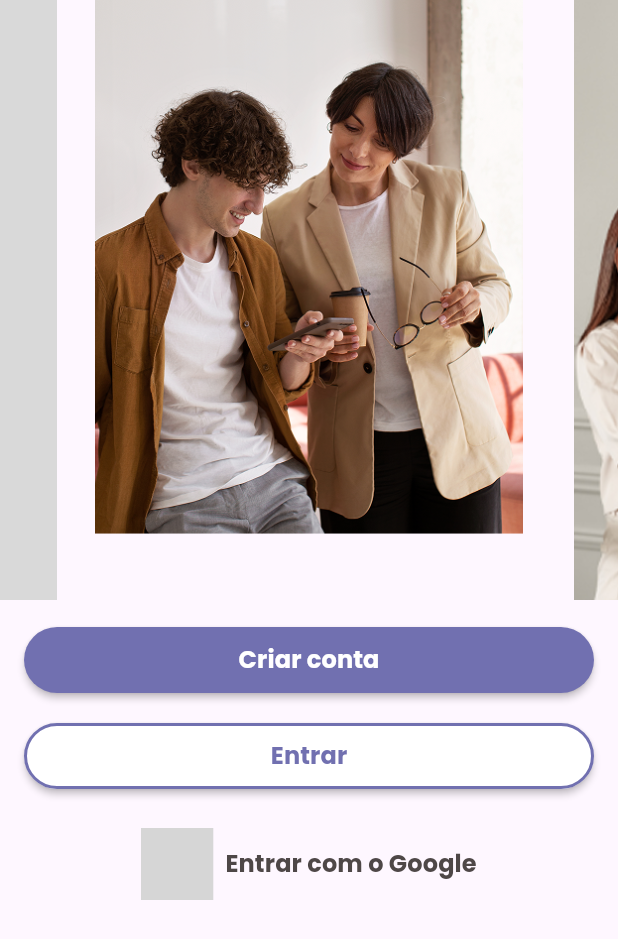
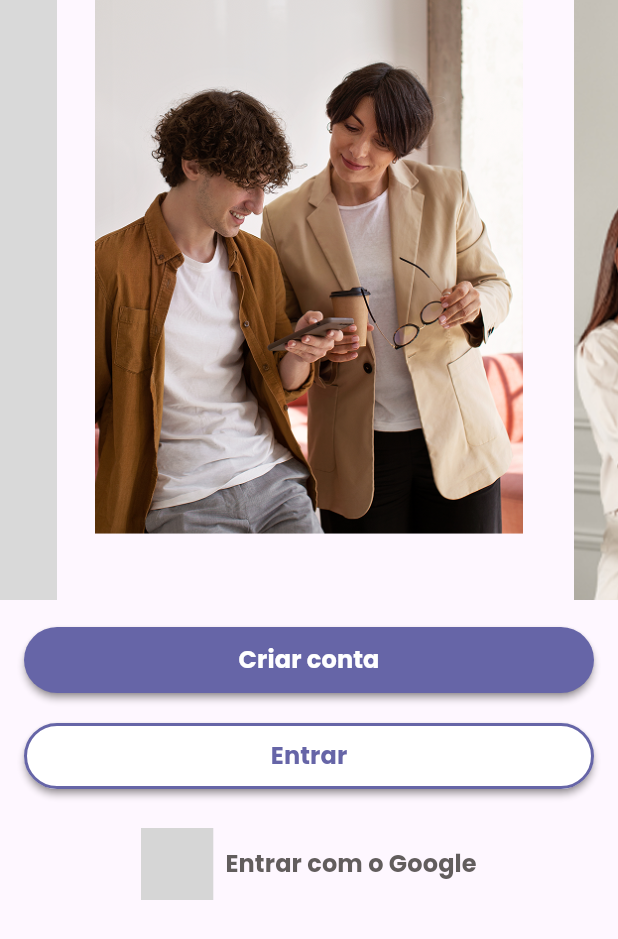
Before and after one commit to LucasPizol/app, a Flutter app: the screen it shows after launch, on a phone screen of 412 x 824 dp. Shown: the top 939 px of the screen. Run offline on Flutter 3.47's test engine with Material 3 defaults, Android fonts, the phone set to English and light mode, and no system bars; drawn by our look-alikes of carousel_slider; our stand-ins replace flutter_dotenv, flutter_svg, go_router, google_fonts; grey boxes are pictures that could not be loaded.

Commit message:
HND-32 Criação das cores padrão

```diff
--- a/lib/ui/core/shared/base_button.dart
+++ b/lib/ui/core/shared/base_button.dart
@@ -1,3 +1,4 @@
+import 'package:app/ui/core/themes/colors.dart';
 import 'package:flutter/material.dart';
 
 abstract class BaseButton extends StatelessWidget {
@@ -45,9 +46,9 @@ abstract class BaseButton extends StatelessWidget {
       style: ElevatedButton.styleFrom(
         foregroundColor: textColor,
         backgroundColor: backgroundColor,
-        overlayColor: const Color.fromARGB(255, 199, 199, 199),
-        shadowColor: elevation == 0 ? Colors.transparent : Colors.black,
-        surfaceTintColor: Colors.transparent,
+        overlayColor: AppColors.overlayColor,
+        shadowColor: elevation == 0 ? AppColors.transparent : AppColors.black,
+        surfaceTintColor: AppColors.transparent,
         disabledBackgroundColor: disabledBackgroundColor,
         disabledForegroundColor: disabledTextColor,
         padding: const EdgeInsets.symmetric(horizontal: 16, vertical: 8),
@@ -74,8 +75,8 @@ abstract class BaseButton extends StatelessWidget {
             SizedBox(
               width: 16,
               height: 16,
-              child:
-                  CircularProgressIndicator(strokeWidth: 3, color: disabledTextColor),
+              child: CircularProgressIndicator(
+                  strokeWidth: 3, color: disabledTextColor),
             ),
           if (loading) const SizedBox(width: 8),
           Text(
--- a/lib/ui/core/shared/flat_button.dart
+++ b/lib/ui/core/shared/flat_button.dart
@@ -1,5 +1,5 @@
 import 'package:app/ui/core/shared/base_button.dart';
-import 'package:flutter/material.dart';
+import 'package:app/ui/core/themes/colors.dart';
 
 class FlatButton extends BaseButton {
   FlatButton({
@@ -15,10 +15,9 @@ class FlatButton extends BaseButton {
     super.leftIcon,
   }) : super(
             rounded: false,
-            backgroundColor: Colors.transparent,
-            textColor: const Color.fromARGB(255, 78, 71, 71),
-            disabledBackgroundColor: Colors.transparent,
+            backgroundColor: AppColors.transparent,
+            textColor: AppColors.grey,
+            disabledBackgroundColor: AppColors.transparent,
             elevation: 0,
-            disabledTextColor:
-                const Color.fromARGB(255, 78, 71, 71).withAlpha(160));
+            disabledTextColor: AppColors.grey.withAlpha(160));
 }
--- a/lib/ui/core/shared/primary_button.dart
+++ b/lib/ui/core/shared/primary_button.dart
@@ -1,5 +1,5 @@
 import 'package:app/ui/core/shared/base_button.dart';
-import 'package:flutter/material.dart';
+import 'package:app/ui/core/themes/colors.dart';
 
 class PrimaryButton extends BaseButton {
   PrimaryButton({
@@ -13,10 +13,9 @@ class PrimaryButton extends BaseButton {
     super.disabled = false,
     super.rounded = false,
   }) : super(
-          backgroundColor: const Color.fromARGB(255, 113, 112, 176),
-          textColor: Colors.white,
-          disabledBackgroundColor:
-              Color.fromARGB(255, 113, 112, 176).withAlpha(160),
-          disabledTextColor: Colors.white.withAlpha(160),
+          backgroundColor: AppColors.primary400,
+          textColor: AppColors.white,
+          disabledBackgroundColor: AppColors.primary400.withAlpha(160),
+          disabledTextColor: AppColors.white.withAlpha(160),
         );
 }
--- a/lib/ui/core/shared/secondary_button.dart
+++ b/lib/ui/core/shared/secondary_button.dart
@@ -1,5 +1,5 @@
 import 'package:app/ui/core/shared/base_button.dart';
-import 'package:flutter/material.dart';
+import 'package:app/ui/core/themes/colors.dart';
 
 class SecondaryButton extends BaseButton {
   SecondaryButton({
@@ -13,10 +13,10 @@ class SecondaryButton extends BaseButton {
     super.disabled = false,
     super.rounded = false,
   }) : super(
-          backgroundColor: Colors.white,
-          textColor: const Color.fromARGB(255, 113, 112, 176),
-          disabledBackgroundColor: Colors.white.withAlpha(160),
-          disabledTextColor: Color.fromARGB(255, 113, 112, 176).withAlpha(160),
+          backgroundColor: AppColors.white,
+          textColor: AppColors.primary400,
+          disabledBackgroundColor: AppColors.white.withAlpha(160),
+          disabledTextColor: AppColors.primary400.withAlpha(160),
           hasBorder: true,
         );
 }
--- /dev/null
+++ b/lib/ui/core/themes/colors.dart
@@ -0,0 +1,14 @@
+import 'package:flutter/material.dart';
+
+abstract final class AppColors {
+  static Color primary100 = const Color(0xFFC8C7DC);
+  static Color primary200 = const Color(0xFF8989C2);
+  static Color primary300 = const Color(0xFF7170B0);
+  static Color primary400 = const Color(0xFF6665A7);
+  static Color primary500 = const Color(0xFF5E5C9E);
+  static Color black = const Color(0xFF4E4747);
+  static Color grey = const Color(0xFF625D5D);
+  static Color white = const Color(0xFFFFFFFF);
+  static Color overlayColor = const Color(0xFFC7C7C7);
+  static Color transparent = const Color(0x00000000);
+}
```
